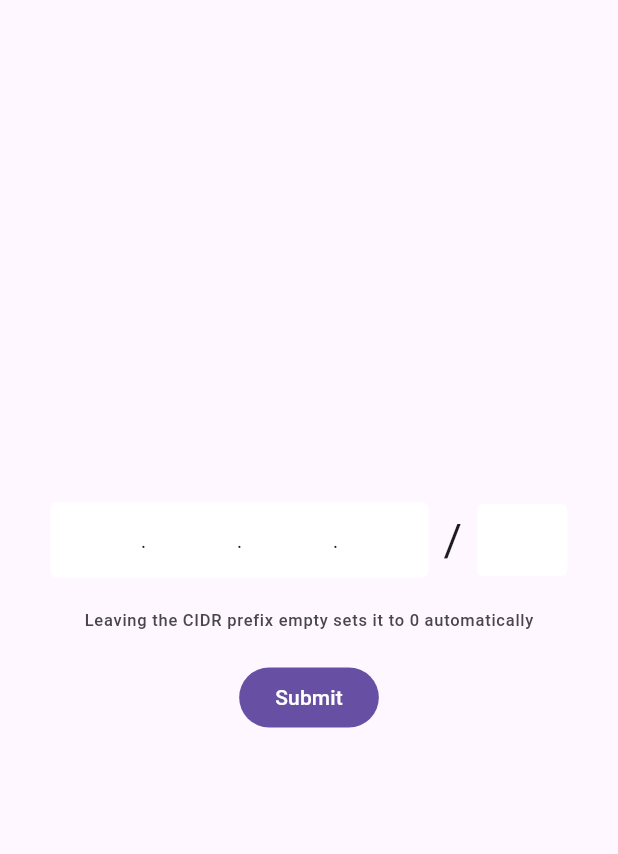
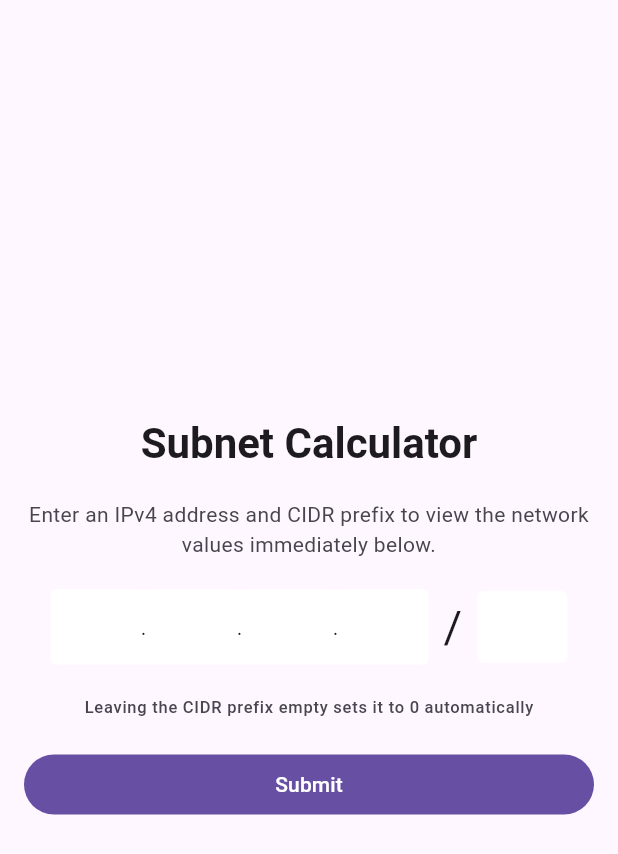
Before and after one commit to NonymousMorlock/subby, a Flutter app: the screen it shows after launch, on a phone screen of 412 x 824 dp. Shown: the top 854 px of the screen. Run offline on Flutter 3.47's test engine with Material 3 defaults, Android fonts, the phone set to English and light mode, and no system bars; our stand-ins replace bloc, equatable, go_router; generated files the repository leaves out were written again.

Commit message:
✨ feat: implement subnet calculation results view - Introduce `SubnetCalculationResult`, `ResultsCard`, and `ResultTile` to present the calculated subnet values in the home flow. - Keep the submitted result visible in `HomeView`, add a responsive layout, and handle `/0` and `/32` prefixes without invalid active-octet lookups.

```diff
--- /dev/null
+++ b/lib/src/home/presentation/layout/subnet_calculation_result.dart
@@ -0,0 +1,18 @@
+import 'package:subby/src/home/domain/entities/ipv4_address.dart';
+import 'package:subby/src/home/domain/entities/ipv4_network.dart';
+
+class SubnetCalculationResult {
+  const SubnetCalculationResult({
+    required this.network,
+    required this.hostCount,
+    required this.subnetMask,
+    required this.networkAddress,
+    required this.broadcastAddress,
+  });
+
+  final Ipv4Network network;
+  final int hostCount;
+  final Ipv4Address subnetMask;
+  final Ipv4Address networkAddress;
+  final Ipv4Address broadcastAddress;
+}
--- a/lib/src/home/presentation/views/home_view.dart
+++ b/lib/src/home/presentation/views/home_view.dart
@@ -7,8 +7,10 @@ import 'package:subby/src/home/domain/entities/cidr_prefix.dart';
 import 'package:subby/src/home/domain/entities/ipv4_address.dart';
 import 'package:subby/src/home/domain/entities/ipv4_network.dart';
 import 'package:subby/src/home/presentation/layout/active_octet.dart';
+import 'package:subby/src/home/presentation/layout/subnet_calculation_result.dart';
 import 'package:subby/src/home/presentation/widgets/cidr_field.dart';
 import 'package:subby/src/home/presentation/widgets/octet_field.dart';
+import 'package:subby/src/home/presentation/widgets/results_card.dart';
 
 class HomeView extends StatefulWidget {
   const HomeView({super.key});
@@ -29,7 +31,7 @@ class _HomeViewState extends State<HomeView> {
   final cidrPrefixController = TextEditingController();
   final cidrPrefixFocusNode = FocusNode();
 
-  Ipv4Network? _workingAddress;
+  SubnetCalculationResult? _result;
 
   int _getOctetValue(TextEditingController octetController) {
     return int.parse(
@@ -52,7 +54,7 @@ class _HomeViewState extends State<HomeView> {
 
   int getHostCount(CidrPrefix cidrPrefix) {
     final hostBits = 32 - cidrPrefix.value;
-    return math.pow(2, hostBits).toInt() - 2;
+    return math.max(0, math.pow(2, hostBits).toInt() - 2);
   }
 
   int _getSubnet(int prefix) {
@@ -78,8 +80,9 @@ class _HomeViewState extends State<HomeView> {
     return Ipv4Address(octets);
   }
 
-  ActiveOctet getActiveOctet(Ipv4Address subnetMask) {
+  ActiveOctet? getActiveOctet(Ipv4Address subnetMask) {
     final index = subnetMask.octets.indexWhere((octet) => octet < 255);
+    if (index == -1) return null;
     final octetPosition = OctetPosition.fromIndex(index);
 
     final blockSize = 256 - subnetMask.octets[index];
@@ -89,8 +92,9 @@ class _HomeViewState extends State<HomeView> {
 
   Ipv4Address getNetworkAddress({
     required Ipv4Address address,
-    required ActiveOctet activeOctet,
+    required ActiveOctet? activeOctet,
   }) {
+    if (activeOctet == null) return address;
     final activeOctetIPValue = address.octets[activeOctet.position.rawIndex];
     final blockSize = activeOctet.blockSize;
 
@@ -109,8 +113,9 @@ class _HomeViewState extends State<HomeView> {
 
   Ipv4Address getBroadcastAddress({
     required Ipv4Address networkAddress,
-    required ActiveOctet activeOctet,
+    required ActiveOctet? activeOctet,
   }) {
+    if (activeOctet == null) return networkAddress;
     final broadcastAddress = List<int>.from(networkAddress.octets);
     final activeIndex = activeOctet.position.rawIndex;
     for (var i = activeIndex; i < 4; i++) {
@@ -124,7 +129,7 @@ class _HomeViewState extends State<HomeView> {
     return Ipv4Address(broadcastAddress);
   }
 
-  void findNetworkDetails(Ipv4Network network) {
+  SubnetCalculationResult findNetworkDetails(Ipv4Network network) {
     final hostCount = getHostCount(network.prefix!);
     final subnetMask = getSubnetMask(network.prefix!);
     final activeOctet = getActiveOctet(subnetMask);
@@ -142,13 +147,13 @@ class _HomeViewState extends State<HomeView> {
     log('Subnet Mask: ${subnetMask.presentation}');
     log('Network Address: ${networkAddress.presentation}');
     log('Broadcast Address: ${broadcastAddress.presentation}');
-  }
-
-  void clearFields() {
-    for (var i = 0; i < _addressControllers.length; i++) {
-      _addressControllers[i].text = CoreConstants.emptyCharacter;
-    }
-    cidrPrefixController.text = '';
+    return SubnetCalculationResult(
+      network: network,
+      hostCount: hostCount,
+      subnetMask: subnetMask,
+      networkAddress: networkAddress,
+      broadcastAddress: broadcastAddress,
+    );
   }
 
   @override
@@ -176,6 +181,7 @@ class _HomeViewState extends State<HomeView> {
       _focusNodes[i].dispose();
       _addressControllers[i].dispose();
     }
+    cidrPrefixFocusNode.dispose();
     cidrPrefixController
       ..removeListener(_cidrPrefixListener)
       ..dispose();
@@ -189,14 +195,39 @@ class _HomeViewState extends State<HomeView> {
     final colourScheme = theme.colorScheme;
     return Scaffold(
       body: SafeArea(
-        child: Padding(
+        child: LayoutBuilder(
+          builder: (context, constraints) {
+            return SingleChildScrollView(
               padding: const .all(16),
+              child: ConstrainedBox(
+                constraints: BoxConstraints(
+                  minHeight: constraints.maxHeight - 32,
+                ),
                 child: Center(
+                  child: ConstrainedBox(
+                    constraints: const BoxConstraints(maxWidth: 620),
                     child: Column(
-              mainAxisSize: .min,
-              mainAxisAlignment: .center,
+                      mainAxisAlignment: _result == null
+                          ? MainAxisAlignment.center
+                          : MainAxisAlignment.start,
+                      crossAxisAlignment: CrossAxisAlignment.stretch,
                       spacing: 20,
                       children: [
+                        Text(
+                          'Subnet Calculator',
+                          textAlign: TextAlign.center,
+                          style: textTheme.headlineMedium?.copyWith(
+                            fontWeight: FontWeight.w700,
+                          ),
+                        ),
+                        Text(
+                          'Enter an IPv4 address and CIDR prefix to view the '
+                          'network values immediately below.',
+                          textAlign: TextAlign.center,
+                          style: textTheme.bodyMedium?.copyWith(
+                            color: colourScheme.onSurfaceVariant,
+                          ),
+                        ),
                         Form(
                           key: _formKey,
                           child: SizedBox(
@@ -210,20 +241,24 @@ class _HomeViewState extends State<HomeView> {
                                   DecoratedBox(
                                     decoration: BoxDecoration(
                                       color: Colors.white,
-                              borderRadius:
-                                  const OutlineInputBorder().borderRadius,
+                                      borderRadius: const OutlineInputBorder()
+                                          .borderRadius,
                                     ),
                                     child: ListView.separated(
-                              physics: const NeverScrollableScrollPhysics(),
+                                      physics:
+                                          const NeverScrollableScrollPhysics(),
                                       padding: .zero,
                                       scrollDirection: .horizontal,
                                       shrinkWrap: true,
                                       itemCount: 4,
                                       separatorBuilder: (_, index) {
-                                return const Center(child: Text('.'));
+                                        return const Center(
+                                          child: Text('.'),
+                                        );
                                       },
                                       itemBuilder: (_, index) {
-                                final controller = _addressControllers[index];
+                                        final controller =
+                                            _addressControllers[index];
                                         final focusNode = _focusNodes[index];
                                         final nextFocusNode = index == 3
                                             ? null
@@ -279,21 +314,28 @@ class _HomeViewState extends State<HomeView> {
                                   ) ??
                                   0;
                               final cidrPrefix = CidrPrefix(cidrPrefixValue);
-                      _workingAddress = Ipv4Network(
+                              final workingAddress = Ipv4Network(
                                 address: address,
                                 prefix: cidrPrefix,
                               );
-                      findNetworkDetails(_workingAddress!);
-                      clearFields();
+                              setState(() {
+                                _result = findNetworkDetails(workingAddress);
+                              });
                             }
                           },
                           child: const Text('Submit'),
                         ),
+                        if (_result case final result?)
+                          ResultsCard(result: result),
                       ],
                     ),
                   ),
                 ),
               ),
             );
+          },
+        ),
+      ),
+    );
   }
 }
```
Also changed, not shown: lib/src/home/presentation/widgets/result_tile.dart (added, +43 -0 lines), lib/src/home/presentation/widgets/results_card.dart (added, +99 -0 lines). Lines whose indentation alone changed are shown as unchanged.
